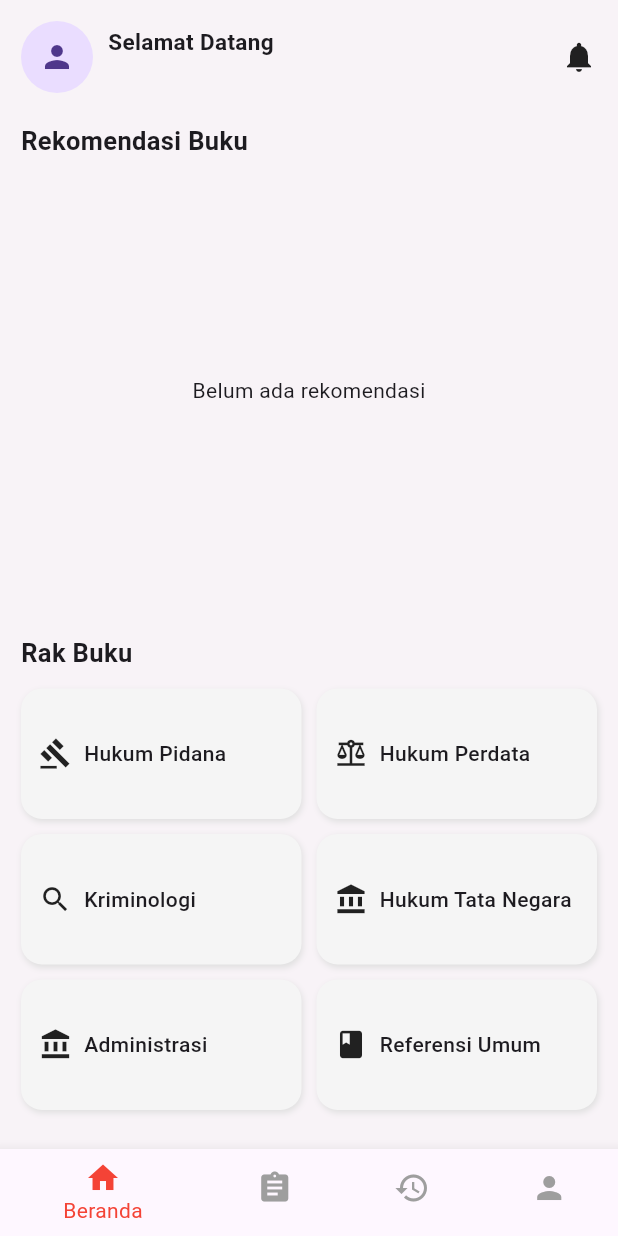
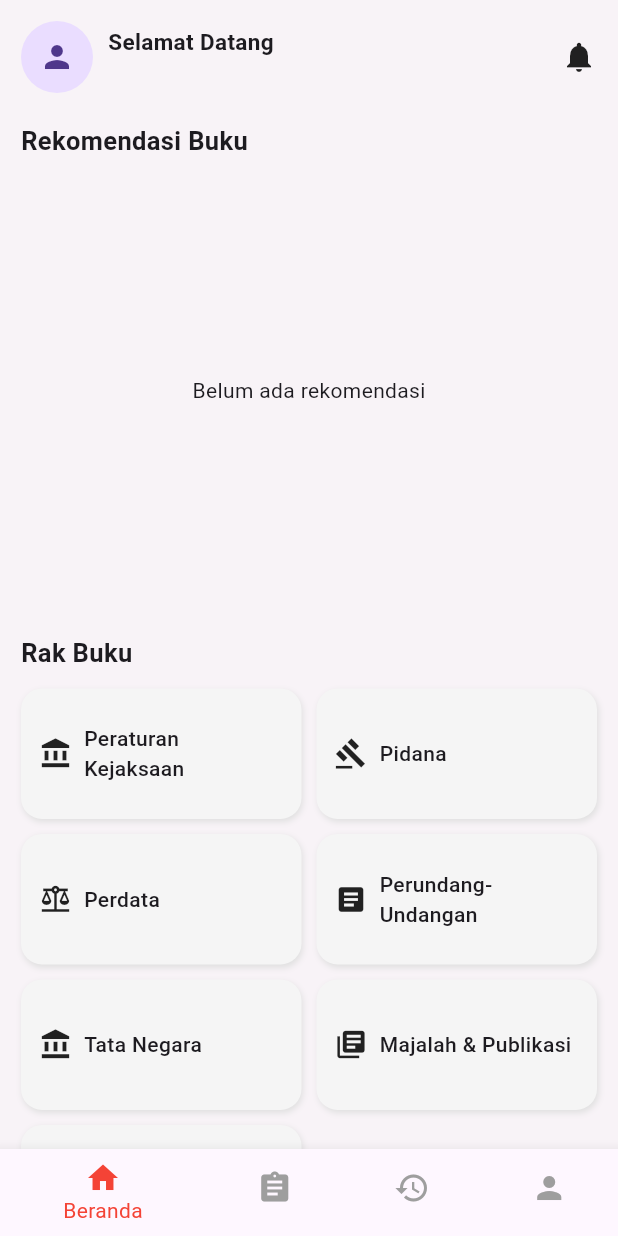
Before and after one commit to haidarhafiz21/Flutter-PA, a Flutter app: the MainNavigation screen opened directly with empty values, on a phone screen of 412 x 824 dp. Run offline on Flutter 3.47's test engine with Material 3 defaults, Android fonts, the phone set to English and light mode, and no system bars; our stand-ins replace camera, image_picker, shared_preferences, webview_flutter; missing offline and left inert: flutter_pdfview, mobile_scanner; accounts and stored records are empty; network calls fail.

Commit message:
update frontend perpustakaan

```diff
--- a/lib/config/api_config.dart
+++ b/lib/config/api_config.dart
@@ -1,6 +1,6 @@
 class ApiConfig {
-  static const String baseUrl = "http://192.168.1.2:3000/api";
-  static const String baseFileUrl = "http://192.168.1.2:3000";
+  static const String baseUrl = "http://192.168.1.10:3000/api";
+  static const String baseFileUrl = "http://192.168.1.10:3000";
 
   // ================= AUTH =================
   static const String register = "$baseUrl/auth/register";
--- a/lib/pages/books/books_page.dart
+++ b/lib/pages/books/books_page.dart
@@ -1,4 +1,5 @@
 import 'package:flutter/material.dart';
+import '../../config/api_config.dart';
 import '../../services/book_service.dart';
 import 'read_book_page.dart';
 
@@ -28,6 +29,8 @@ class _BooksPageState extends State<BooksPage> {
   }
 
   Widget bookCard(Map book) {
+    final coverUrl = ApiConfig.fileUrl(book['cover_buku']?.toString());
+
     return Card(
       margin: const EdgeInsets.all(12),
       elevation: 4,
@@ -42,7 +45,7 @@ class _BooksPageState extends State<BooksPage> {
             ClipRRect(
               borderRadius: BorderRadius.circular(8),
               child: Image.network(
-                "http://192.168.1.2:3000/${book['cover_buku']}",
+                coverUrl,
                 width: 60,
                 height: 80,
                 fit: BoxFit.cover,
--- a/lib/pages/borrow/borrow_status_page.dart
+++ b/lib/pages/borrow/borrow_status_page.dart
@@ -192,9 +192,7 @@ class _BorrowStatusPageState extends State<BorrowStatusPage> {
         int.tryParse((item["total_denda"] ?? item["denda"] ?? 0).toString()) ??
             0;
 
-    final cover = (item["cover_buku"] ?? "").toString();
-    final imageUrl =
-        cover.isEmpty ? "" : "${ApiConfig.baseUrl.replaceAll('/api', '')}/$cover";
+    final imageUrl = ApiConfig.fileUrl(item["cover_buku"]?.toString());
 
     final paymentUrl = (item["payment_url"] ?? "").toString().trim();
     final canPayOnline =
--- a/lib/pages/home/home_page.dart
+++ b/lib/pages/home/home_page.dart
@@ -415,12 +415,13 @@ class _HomePageState extends State<HomePage> {
                   crossAxisSpacing: 10,
                   childAspectRatio: 2.15,
                   children: [
-                    rakItem("Hukum Pidana", Icons.gavel),
-                    rakItem("Hukum Perdata", Icons.balance),
-                    rakItem("Kriminologi", Icons.search),
-                    rakItem("Hukum Tata Negara", Icons.account_balance),
-                    rakItem("Administrasi", Icons.account_balance),
-                    rakItem("Referensi Umum", Icons.book),
+                    rakItem("Peraturan Kejaksaan", Icons.account_balance),
+                    rakItem("Pidana", Icons.gavel),
+                    rakItem("Perdata", Icons.balance),
+                    rakItem("Perundang-Undangan", Icons.article),
+                    rakItem("Tata Negara", Icons.account_balance),
+                    rakItem("Majalah & Publikasi", Icons.library_books),
+                    rakItem("Referensi & Biografi", Icons.book),
                   ],
                 ),
               ],
--- a/lib/pages/main_navigation.dart
+++ b/lib/pages/main_navigation.dart
@@ -24,24 +24,36 @@ class MainNavigation extends StatefulWidget {
 
 class _MainNavigationState extends State<MainNavigation> {
   int currentIndex = 0;
+  late String fotoWajah;
 
-  late final List pages = [
+  @override
+  void initState() {
+    super.initState();
+    fotoWajah = widget.fotoWajah;
+  }
+
+  @override
+  Widget build(BuildContext context) {
+    final pages = [
       HomePage(
         userId: widget.userId,
         role: widget.role,
         nama: widget.nama,
-      fotoWajah: widget.fotoWajah,
+        fotoWajah: fotoWajah,
       ),
       BorrowStatusPage(userId: widget.userId),
       RiwayatPage(userId: widget.userId),
       ProfilPage(
         userId: widget.userId,
-      fotoWajah: widget.fotoWajah,
+        fotoWajah: fotoWajah,
+        onFotoUpdated: (value) {
+          setState(() {
+            fotoWajah = value;
+          });
+        },
       ),
     ];
 
-  @override
-  Widget build(BuildContext context) {
     return Scaffold(
       body: pages[currentIndex],
       bottomNavigationBar: BottomNavigationBar(
```
Also changed, not shown: lib/pages/admin/admin_profile_page.dart (+28 -0 lines), lib/pages/admin/main_admin_page.dart (+15 -2 lines), lib/pages/pinjaman/pinjaman_page.dart (+31 -0 lines), lib/pages/profil/profil_page.dart (+27 -1 lines), lib/services/borrow_service.dart (+23 -0 lines), pubspec.lock, 2 other files. Lines whose indentation alone changed are shown as unchanged.
